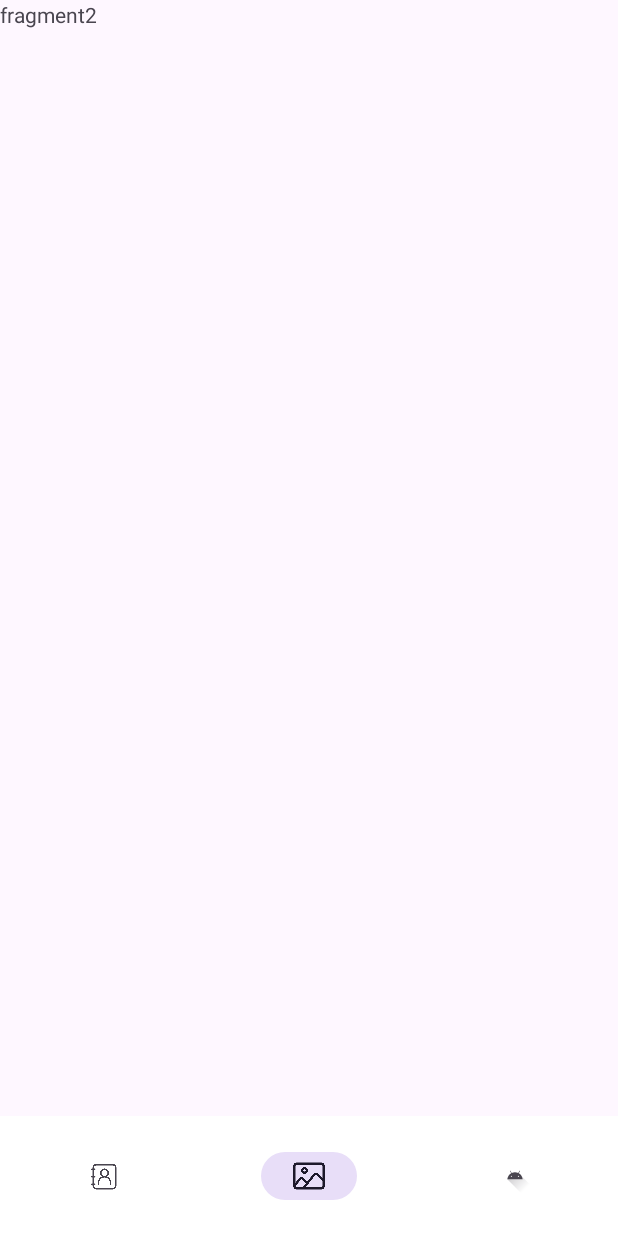
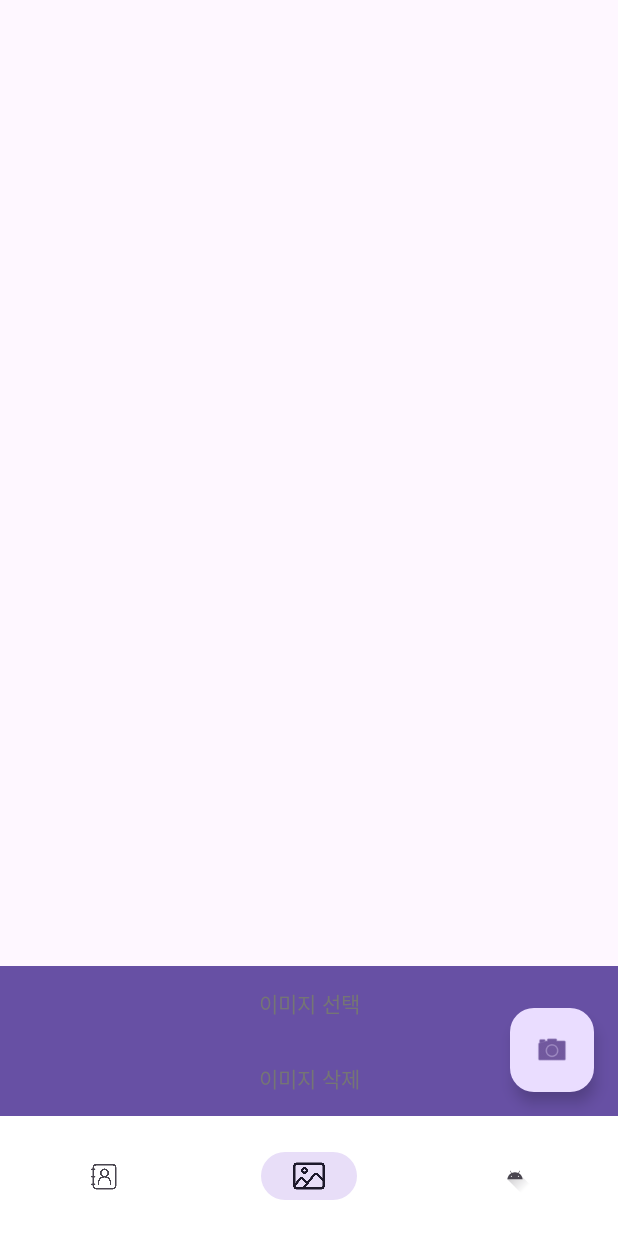
Before and after one commit to choubung/madcamp01, an Android app: the screen it shows after launch (MainActivity), item 2 of the bottom bar chosen, on a phone screen of 412 x 824 dp. Run offline under Robolectric (Android 15) with nearby library versions, the phone set to English and light mode, and no system bars.

Commit message:
카메라 확인 완. 갤러리 접근 미완성

```diff
--- a/app/src/main/AndroidManifest.xml
+++ b/app/src/main/AndroidManifest.xml
@@ -22,5 +22,9 @@
             </intent-filter>
         </activity>
     </application>
+    <uses-permission android:name="android.permission.CAMERA"
+        tools:ignore="PermissionImpliesUnsupportedChromeOsHardware" />
+    <uses-permission android:name="android.permission.WRITE_EXTERNAL_STORAGE" />
+    <uses-permission android:name="android.permission.READ_EXTERNAL_STORAGE" />
 
 </manifest>
--- a/app/src/main/res/layout/fragment_2.xml
+++ b/app/src/main/res/layout/fragment_2.xml
@@ -1,14 +1,51 @@
 <?xml version="1.0" encoding="utf-8"?>
-<FrameLayout xmlns:android="http://schemas.android.com/apk/res/android"
+<androidx.constraintlayout.widget.ConstraintLayout xmlns:android="http://schemas.android.com/apk/res/android"
+    xmlns:app="http://schemas.android.com/apk/res-auto"
     xmlns:tools="http://schemas.android.com/tools"
     android:layout_width="match_parent"
     android:layout_height="match_parent"
-    tools:context=".Fragment2">
+    tools:context=".MainActivity">
 
-    <!-- TODO: Update blank fragment layout -->
-    <TextView
-        android:layout_width="match_parent"
-        android:layout_height="match_parent"
-        android:text="fragment2" />
+    <Button
+        android:id="@+id/button2"
+        android:layout_width="0dp"
+        android:layout_height="50dp"
+        android:background="#ffffff"
+        android:onClick="bt2"
+        android:text="이미지 삭제"
+        android:textColor="#757575"
+        app:layout_constraintBottom_toBottomOf="parent"
+        app:layout_constraintEnd_toEndOf="parent"
+        app:layout_constraintStart_toStartOf="parent" />
 
-</FrameLayout>
+    <Button
+        android:id="@+id/button"
+        android:layout_width="0dp"
+        android:layout_height="50dp"
+        android:background="#ffffff"
+        android:onClick="bt1"
+        android:text="이미지 선택"
+        android:textColor="#757575"
+        app:layout_constraintBottom_toTopOf="@+id/button2"
+        app:layout_constraintEnd_toEndOf="parent"
+        app:layout_constraintStart_toStartOf="parent" />
+
+    <ImageView
+        android:id="@+id/imageView"
+        android:layout_width="0dp"
+        android:layout_height="0dp"
+        app:layout_constraintBottom_toTopOf="@+id/button"
+        app:layout_constraintEnd_toEndOf="parent"
+        app:layout_constraintStart_toStartOf="parent"
+        app:layout_constraintTop_toTopOf="parent" />
+
+    <com.google.android.material.floatingactionbutton.FloatingActionButton
+        android:id="@+id/fab"
+        android:layout_width="wrap_content"
+        android:layout_height="wrap_content"
+        android:layout_margin="16dp"
+        android:contentDescription="@string/fab_desc"
+        app:layout_constraintBottom_toBottomOf="parent"
+        app:layout_constraintEnd_toEndOf="parent"
+        app:srcCompat="@android:drawable/ic_menu_camera" />
+</androidx.constraintlayout.widget.ConstraintLayout>
--- a/app/src/main/res/values/strings.xml
+++ b/app/src/main/res/values/strings.xml
@@ -1,5 +1,6 @@
 <resources>
     <string name="app_name">MyApp</string>
     <!-- TODO: Remove or change this placeholder text -->
+    <string name="fab_desc">Floating Action Button</string>
     <string name="hello_blank_fragment">Hello blank fragment</string>
 </resources>
```
Also changed, not shown: app/src/main/java/com/example/myapp/Fragment2.java (+102 -0 lines).
